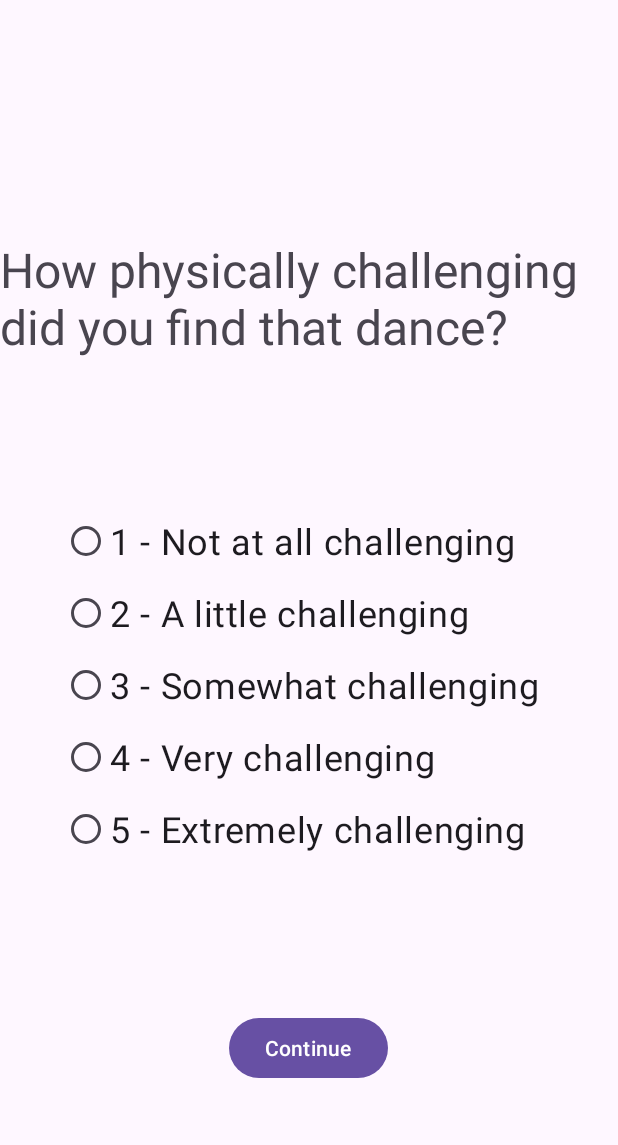
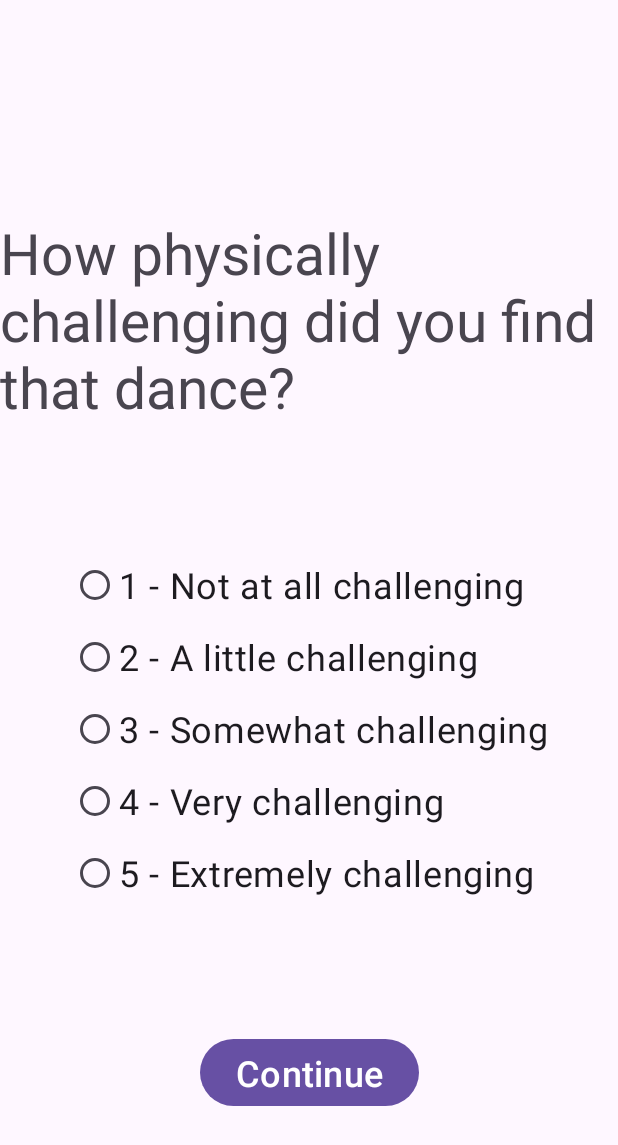
Before and after one commit to niamhcahill10/TemiDance, an Android app: the FeedbackQ1Fragment screen opened through its navigation route, on a phone screen of 412 x 824 dp. Shown: the top 1145 px of the screen. Run offline under Robolectric (Android 15) with nearby library versions, the phone set to English and light mode, and no system bars; libraries missing offline, so code that uses them is left out: com.robotemi.sdk; 2 statements that could not run were skipped.

Commit message:
Aligned layout settings for feedback questions

```diff
--- a/app/src/main/res/layout/fragment_feedback_q1.xml
+++ b/app/src/main/res/layout/fragment_feedback_q1.xml
@@ -10,21 +10,20 @@
         android:layout_width="wrap_content"
         android:layout_height="wrap_content"
         android:layout_marginTop="60dp"
-        android:textSize="32sp"
+        android:textSize="38sp"
         android:text="@string/how_physically_challenging_did_you_find_that_dance"
         app:layout_constraintBottom_toTopOf="@+id/radioGroup"
         app:layout_constraintEnd_toEndOf="parent"
-        app:layout_constraintHorizontal_bias="0.498"
+        app:layout_constraintHorizontal_bias="0.5"
         app:layout_constraintStart_toStartOf="parent"
         app:layout_constraintTop_toTopOf="parent" />
 
     <RadioGroup
         android:id="@+id/radioGroup"
-        android:layout_width="330dp"
-        android:layout_height="240dp"
+        android:layout_width="wrap_content"
+        android:layout_height="wrap_content"
         app:layout_constraintBottom_toTopOf="@+id/continueButton"
         app:layout_constraintEnd_toEndOf="parent"
-        app:layout_constraintHorizontal_bias="0.5"
         app:layout_constraintStart_toStartOf="parent"
         app:layout_constraintTop_toBottomOf="@+id/textView">
 
@@ -68,11 +67,11 @@
         android:id="@+id/continueButton"
         android:layout_width="wrap_content"
         android:layout_height="wrap_content"
-        android:layout_marginBottom="4dp"
         android:text="@string/btn_continue"
+        android:textSize="24sp"
         app:layout_constraintBottom_toBottomOf="parent"
         app:layout_constraintEnd_toEndOf="parent"
-        app:layout_constraintHorizontal_bias="0.499"
+        app:layout_constraintHorizontal_bias="0.5"
         app:layout_constraintStart_toStartOf="parent"
         app:layout_constraintTop_toBottomOf="@+id/radioGroup" />
 </androidx.constraintlayout.widget.ConstraintLayout>
```
Also changed, not shown: app/src/main/res/layout/fragment_feedback_q2.xml (+4 -5 lines).
